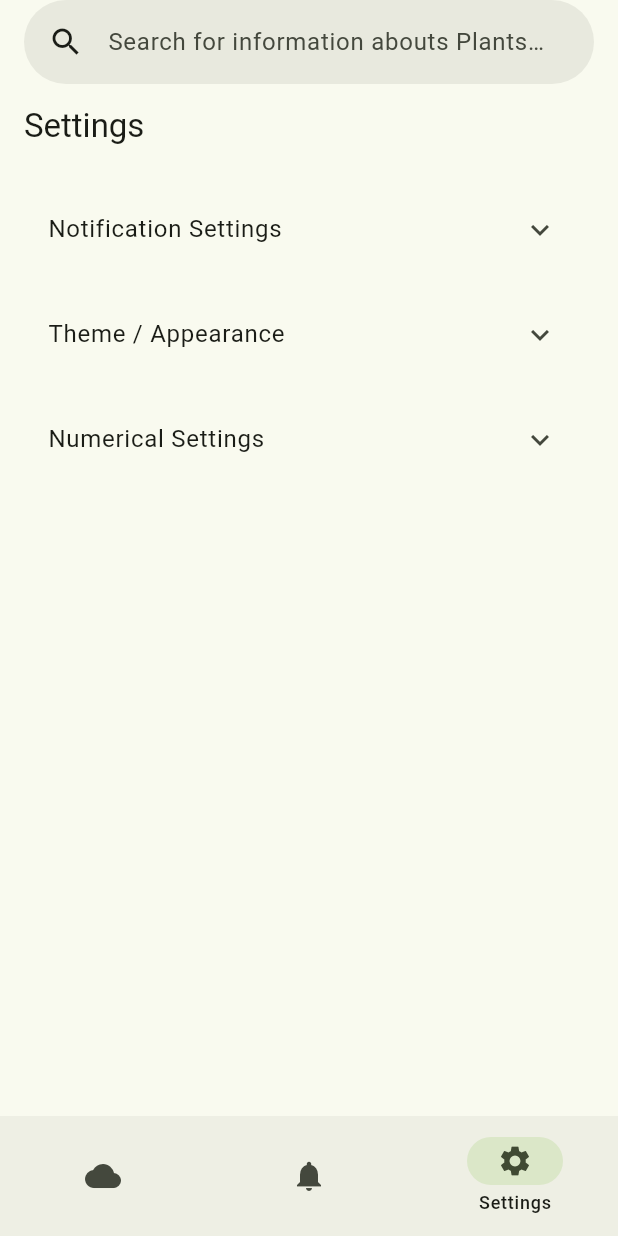
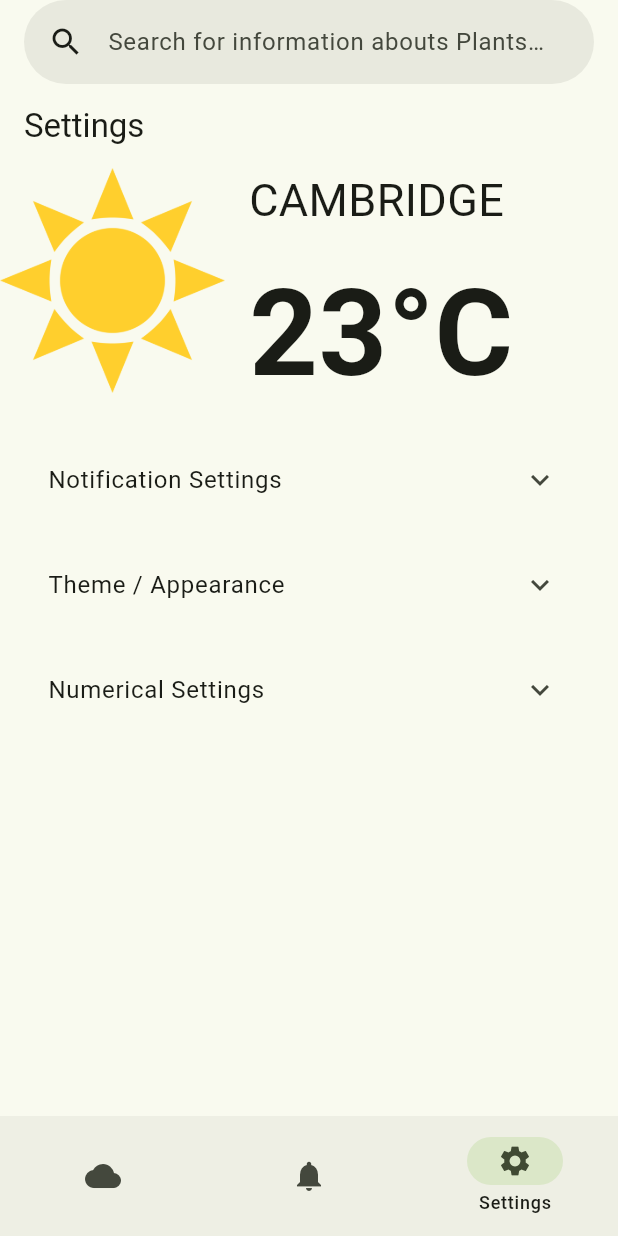
Before and after one commit to AaravBhatt1/weather_app, a Flutter app: the screen it shows after launch, item 3 of the bottom bar chosen, on a phone screen of 412 x 824 dp. Run offline on Flutter 3.47's test engine with Material 3 defaults, Android fonts, the phone set to English and light mode, and no system bars; our stand-ins replace freezed_annotation, hive, hive_flutter; accounts and stored records are empty; network calls fail.

Commit message:
small title changes

```diff
--- a/lib/Pages/settingspage.dart
+++ b/lib/Pages/settingspage.dart
@@ -30,7 +30,49 @@ class _SettingsPageState extends State<SettingsPage> {
   Widget build(BuildContext context) {
     return Scaffold(
       appBar: AppBar(title: const Text('Settings')),
-      body: ListView.builder(
+      body: Column(
+        children: [
+          Row(
+            key: const ValueKey("row"),
+            crossAxisAlignment: CrossAxisAlignment.start,
+            children: [
+              Image.asset(
+                'assets/sun.png',
+                key: const ValueKey('sun'),
+                width: 150,
+                height: 150,
+                fit: BoxFit.contain,
+              ),
+              const SizedBox(width: 16),
+              const Expanded(
+                child: Column(
+                  crossAxisAlignment: CrossAxisAlignment.start,
+                  children: const [
+                    Text(
+                      'CAMBRIDGE',
+                      key: ValueKey('text1'),
+                      style: TextStyle(
+                        fontSize: 30,
+                        //fontWeight: FontWeight.bold,
+                      ),
+                    ),
+                    SizedBox(height: 10, key: ValueKey('box2')),
+                    Text(
+                      '23°C',
+                      key: ValueKey('text2'),
+                      style: TextStyle(
+                        fontSize: 80,
+                        fontWeight: FontWeight.bold,
+                      ),
+                    ),
+                  ],
+                ),
+              ),
+            ],
+          ),
+
+          Expanded (
+            child: ListView.builder(
               itemCount: subsections.length,
               padding: const EdgeInsets.symmetric(vertical: 12, horizontal: 16),
               itemBuilder: (context, index) {
@@ -52,6 +94,9 @@ class _SettingsPageState extends State<SettingsPage> {
                 );
               },
             ),
+          )
+        ]
+      )
     );
   }
 }
```
Also changed, not shown: lib/Pages/weatherpage.dart (+8 -7 lines). Lines whose indentation alone changed are shown as unchanged.
